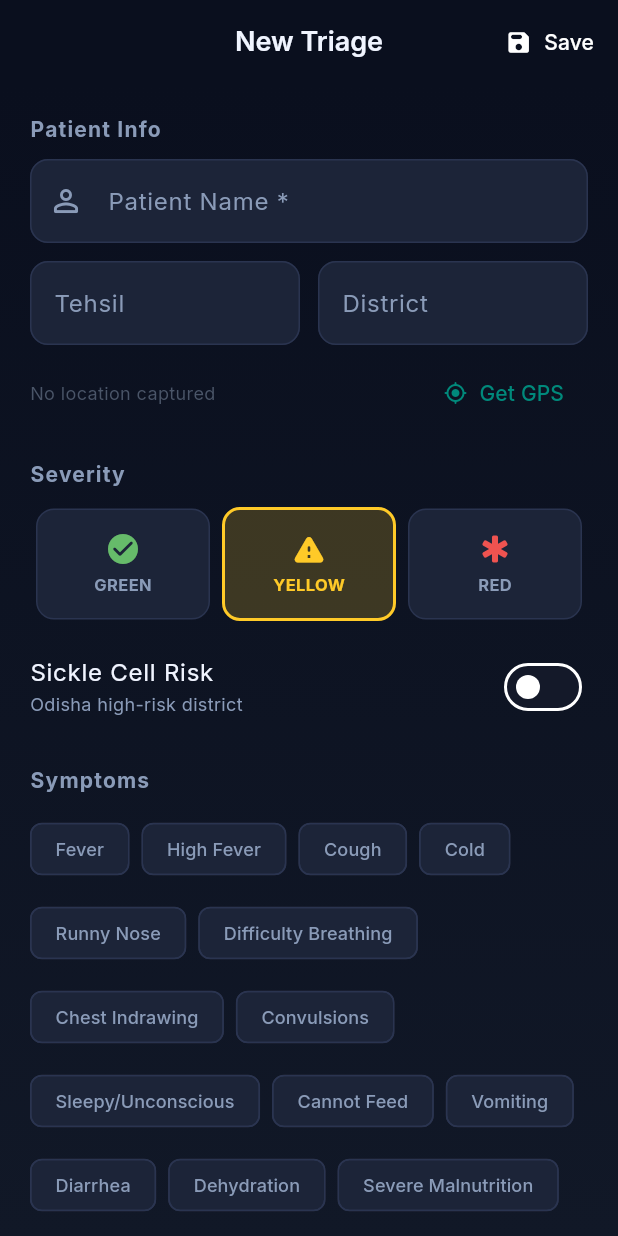
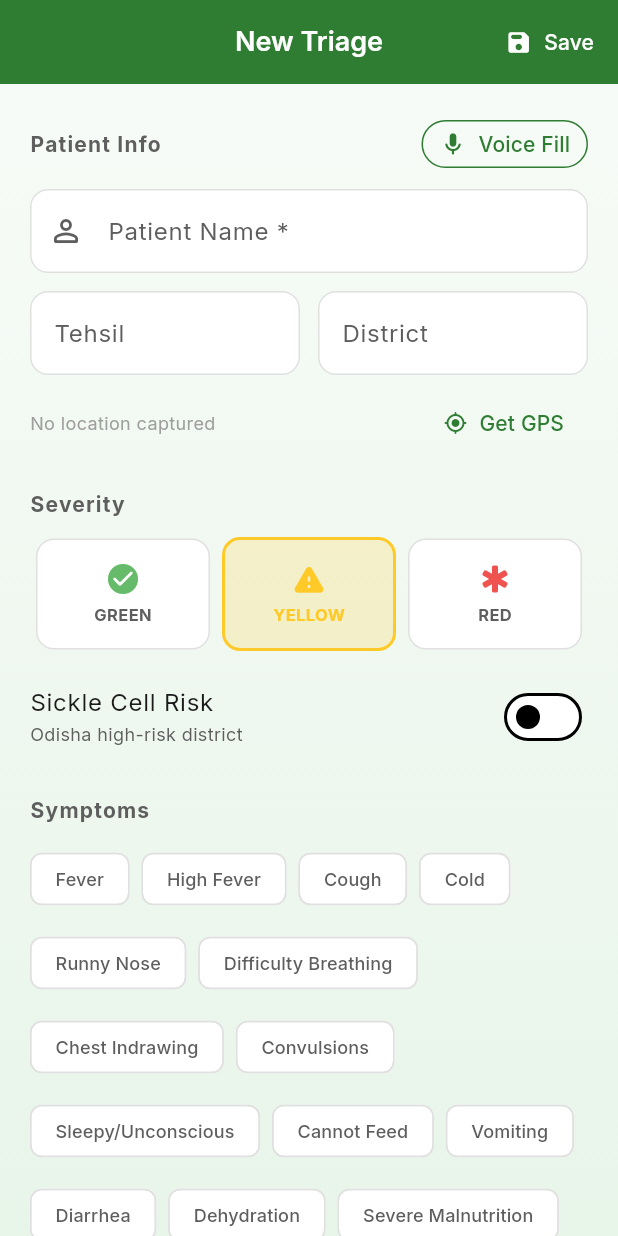
Before and after one commit to omkar433434343/abcs, a Flutter app: the TriageFormScreen screen opened by its route, on a phone screen of 412 x 824 dp. Run offline on Flutter 3.47's test engine with Material 3 defaults, Android fonts, the phone set to English and light mode, and no system bars; our stand-ins replace connectivity_plus, dio, fl_chart, flutter_animate, flutter_map, flutter_riverpod and 7 more; missing offline and left inert: record; accounts and stored records are empty.

Commit message:
feat: integrate voice triage to auto-fill manual triage form

```diff
--- a/lib/core/models/models.dart
+++ b/lib/core/models/models.dart
@@ -173,6 +173,7 @@ class TriageRecordModel {
 
 // ── Voice Triage Result (transient — not persisted until user confirms) ──────
 class VoiceTriageResult {
+  final String patientName;
   final String transcript;
   final List<String> symptoms;
   final String severity;
@@ -180,6 +181,7 @@ class VoiceTriageResult {
   final String brief;
 
   const VoiceTriageResult({
+    required this.patientName,
     required this.transcript,
     required this.symptoms,
     required this.severity,
@@ -190,6 +192,7 @@ class VoiceTriageResult {
   factory VoiceTriageResult.fromJson(Map<String, dynamic> json) {
     final rawSymptoms = json['symptoms'];
     return VoiceTriageResult(
+      patientName: json['patient_name'] ?? '',
       transcript: json['transcript'] ?? '',
       symptoms: rawSymptoms is List
           ? rawSymptoms.map((e) => e.toString()).toList()
--- a/lib/core/theme/app_theme.dart
+++ b/lib/core/theme/app_theme.dart
@@ -2,35 +2,35 @@ import 'package:flutter/material.dart';
 import 'package:google_fonts/google_fonts.dart';
 
 class AppColors {
-  // Brand gradient — deep teal to emerald
-  static const Color primary = Color(0xFF00897B);
-  static const Color primaryDark = Color(0xFF00695C);
-  static const Color primaryLight = Color(0xFF4DB6AC);
-  static const Color accent = Color(0xFF26C6DA);
+  // Brand gradient — fresh greens
+  static const Color primary = Color(0xFF2E7D32); // Green
+  static const Color primaryDark = Color(0xFF1B5E20);
+  static const Color primaryLight = Color(0xFF66BB6A);
+  static const Color accent = Color(0xFF81C784);
 
   // Severity
   static const Color severityRed = Color(0xFFEF5350);
   static const Color severityYellow = Color(0xFFFFCA28);
   static const Color severityGreen = Color(0xFF66BB6A);
 
-  // ASHA theme — warm teal
-  static const Color ashaStart = Color(0xFF00897B);
-  static const Color ashaEnd = Color(0xFF26C6DA);
+  // ASHA theme — soft green
+  static const Color ashaStart = Color(0xFF4CAF50);
+  static const Color ashaEnd = Color(0xFF81C784);
 
-  // THO theme — deep indigo
-  static const Color thoStart = Color(0xFF3949AB);
-  static const Color thoEnd = Color(0xFF7C4DFF);
+  // THO theme — deep forest green
+  static const Color thoStart = Color(0xFF1B5E20);
+  static const Color thoEnd = Color(0xFF43A047);
 
   // Backgrounds
-  static const Color background = Color(0xFF0A0F1E);
-  static const Color surface = Color(0xFF141929);
-  static const Color card = Color(0xFF1C2438);
-  static const Color cardBorder = Color(0xFF2A3450);
+  static const Color background = Color(0xFFF7FBF7); // Very light tinted green/white
+  static const Color surface = Color(0xFFFFFFFF);
+  static const Color card = Color(0xFFFFFFFF);
+  static const Color cardBorder = Color(0xFFE0E0E0);
 
   // Text
-  static const Color textPrimary = Color(0xFFF0F4FF);
-  static const Color textSecondary = Color(0xFF8A9BB8);
-  static const Color textMuted = Color(0xFF4A5568);
+  static const Color textPrimary = Color(0xFF1B1B1B);
+  static const Color textSecondary = Color(0xFF5E5E5E);
+  static const Color textMuted = Color(0xFF9E9E9E);
 
   // Status
   static const Color success = Color(0xFF4CAF50);
@@ -39,15 +39,15 @@ class AppColors {
   static const Color info = Color(0xFF29B6F6);
 
   // Offline indicator
-  static const Color offline = Color(0xFFBDBDBD);
+  static const Color offline = Color(0xFF757575);
 }
 
 class AppTheme {
-  static ThemeData get dark {
-    final base = ThemeData.dark(useMaterial3: true);
+  static ThemeData get light {
+    final base = ThemeData.light(useMaterial3: true);
     return base.copyWith(
       scaffoldBackgroundColor: AppColors.background,
-      colorScheme: ColorScheme.dark(
+      colorScheme: const ColorScheme.light(
         primary: AppColors.primary,
         secondary: AppColors.accent,
         surface: AppColors.surface,
@@ -61,19 +61,21 @@ class AppTheme {
         displayColor: AppColors.textPrimary,
       ),
       appBarTheme: AppBarTheme(
-        backgroundColor: AppColors.background,
+        backgroundColor: AppColors.primary,
+        foregroundColor: Colors.white,
         elevation: 0,
         centerTitle: true,
         titleTextStyle: GoogleFonts.inter(
-          color: AppColors.textPrimary,
+          color: Colors.white,
           fontSize: 18,
           fontWeight: FontWeight.w600,
         ),
-        iconTheme: const IconThemeData(color: AppColors.textPrimary),
+        iconTheme: const IconThemeData(color: Colors.white),
       ),
       cardTheme: CardThemeData(
         color: AppColors.card,
-        elevation: 0,
+        elevation: 2,
+        shadowColor: Colors.black12,
         shape: RoundedRectangleBorder(
           borderRadius: BorderRadius.circular(16),
           side: const BorderSide(color: AppColors.cardBorder, width: 1),
@@ -102,7 +104,7 @@ class AppTheme {
         style: ElevatedButton.styleFrom(
           backgroundColor: AppColors.primary,
           foregroundColor: Colors.white,
-          elevation: 0,
+          elevation: 2,
           minimumSize: const Size(double.infinity, 52),
           shape: RoundedRectangleBorder(borderRadius: BorderRadius.circular(12)),
           textStyle: GoogleFonts.inter(fontSize: 16, fontWeight: FontWeight.w600),
@@ -113,7 +115,7 @@ class AppTheme {
         selectedItemColor: AppColors.primary,
         unselectedItemColor: AppColors.textMuted,
         type: BottomNavigationBarType.fixed,
-        elevation: 0,
+        elevation: 8,
       ),
       dividerTheme: const DividerThemeData(color: AppColors.cardBorder, thickness: 1),
     );
@@ -133,7 +135,7 @@ class AppTheme {
   );
 
   static LinearGradient get backgroundGradient => const LinearGradient(
-    colors: [Color(0xFF0A0F1E), Color(0xFF111827)],
+    colors: [Color(0xFFF7FBF7), Color(0xFFE8F5E9)],
     begin: Alignment.topCenter,
     end: Alignment.bottomCenter,
   );
--- a/lib/features/asha/triage/triage_form_screen.dart
+++ b/lib/features/asha/triage/triage_form_screen.dart
@@ -183,8 +183,45 @@ class _TriageFormScreenState extends ConsumerState<TriageFormScreen> {
           child: ListView(
             padding: const EdgeInsets.all(20),
             children: [
-              // Patient name
-              _SectionHeader(title: 'Patient Info'),
+              // Header with Voice Triage button
+              Row(
+                mainAxisAlignment: MainAxisAlignment.spaceBetween,
+                children: [
+                  const _SectionHeader(title: 'Patient Info'),
+                  OutlinedButton.icon(
+                    onPressed: () async {
+                      final result = await context.push<VoiceTriageResult>('/asha/triage/voice');
+                      if (result != null && mounted) {
+                        setState(() {
+                          if (result.patientName.isNotEmpty) {
+                            _nameCtrl.text = result.patientName;
+                          }
+                          _severity = result.severity;
+                          _sickleCell = result.sickleCell;
+                          if (result.brief.isNotEmpty) {
+                            _briefCtrl.text = result.brief;
+                          }
+                          _selected.addAll(result.symptoms);
+                        });
+                        ScaffoldMessenger.of(context).showSnackBar(
+                          const SnackBar(
+                            content: Text('Form auto-filled from voice triage'),
+                            backgroundColor: AppColors.success,
+                          ),
+                        );
+                      }
+                    },
+                    icon: const Icon(Icons.mic_rounded, size: 18),
+                    label: const Text('Voice Fill'),
+                    style: OutlinedButton.styleFrom(
+                      foregroundColor: AppColors.primary,
+                      side: const BorderSide(color: AppColors.primary),
+                      padding: const EdgeInsets.symmetric(horizontal: 12, vertical: 0),
+                      visualDensity: VisualDensity.compact,
+                    ),
+                  ),
+                ],
+              ),
               const SizedBox(height: 10),
               TextFormField(
                 controller: _nameCtrl,
--- a/lib/main.dart
+++ b/lib/main.dart
@@ -28,7 +28,7 @@ class SwasthyaSetuApp extends ConsumerWidget {
     return MaterialApp.router(
       title: 'Swasthya Setu',
       debugShowCheckedModeBanner: false,
-      theme: AppTheme.dark,
+      theme: AppTheme.light,
       routerConfig: router,
     );
   }
```
Also changed, not shown: lib/features/asha/triage/voice_triage_screen.dart (+6 -33 lines).
